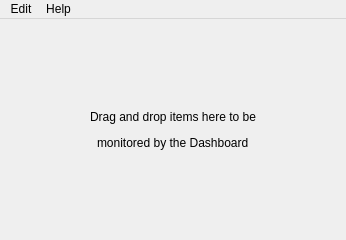
Old version of the form mainwindow.ui in the repository b0bh00d/Newsroom.
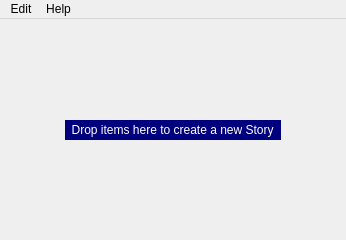
New version of the form. Icons and pictures are not drawn.

What changed in the file:
```diff
--- a/mainwindow.ui
+++ b/mainwindow.ui
@@ -54,8 +54,12 @@
       </item>
       <item>
        <widget class="QLabel" name="label">
+        <property name="styleSheet">
+         <string notr="true">color: rgb(255, 255, 255);
+background-color: rgb(0, 0, 127);</string>
+        </property>
         <property name="text">
-         <string>Drag and drop items here to be</string>
+         <string>  Drop items here to create a new Story  </string>
         </property>
        </widget>
       </item>
@@ -74,43 +78,6 @@
       </item>
      </layout>
     </item>
-    <item>
-     <layout class="QHBoxLayout" name="horizontalLayout_2">
-      <item>
-       <spacer name="horizontalSpacer_3">
-        <property name="orientation">
-         <enum>Qt::Horizontal</enum>
-        </property>
-        <property name="sizeHint" stdset="0">
-         <size>
-          <width>40</width>
-          <height>20</height>
-         </size>
-        </property>
-       </spacer>
-      </item>
-      <item>
-       <widget class="QLabel" name="label_2">
-        <property name="text">
-         <string>monitored by the Dashboard</string>
-        </property>
-       </widget>
-      </item>
-      <item>
-       <spacer name="horizontalSpacer_4">
-        <property name="orientation">
-         <enum>Qt::Horizontal</enum>
-        </property>
-        <property name="sizeHint" stdset="0">
-         <size>
-          <width>40</width>
-          <height>20</height>
-         </size>
-        </property>
-       </spacer>
-      </item>
-     </layout>
-    </item>
     <item>
      <spacer name="verticalSpacer_2">
       <property name="orientation">
@@ -119,7 +86,7 @@
       <property name="sizeHint" stdset="0">
        <size>
         <width>20</width>
-        <height>52</height>
+        <height>40</height>
        </size>
       </property>
      </spacer>
```
